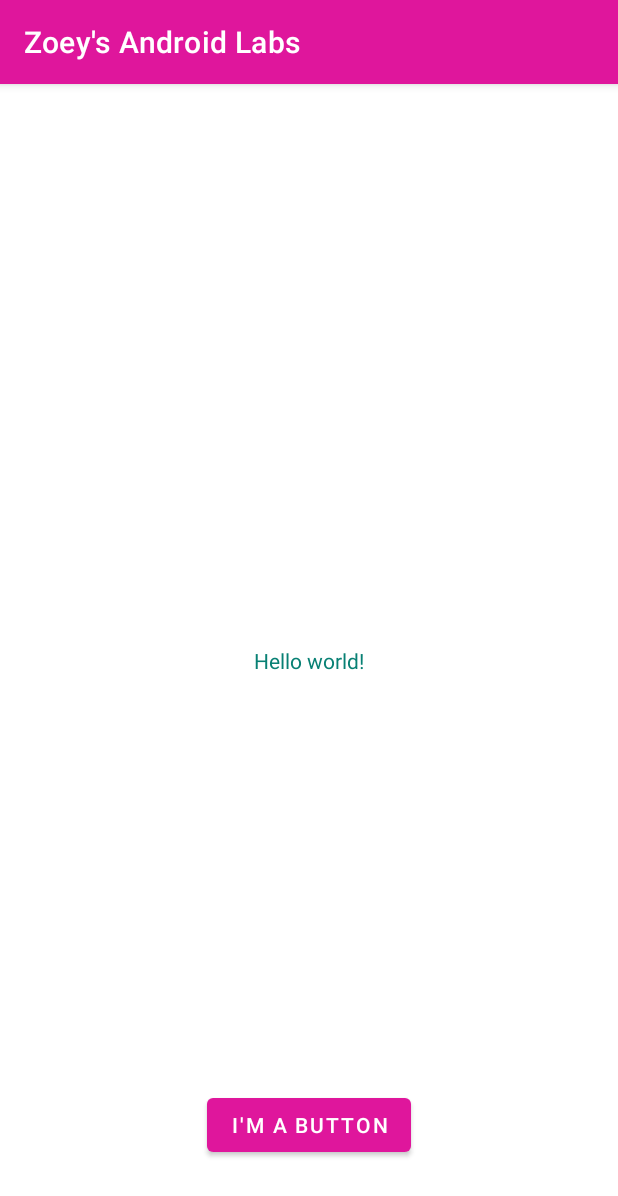
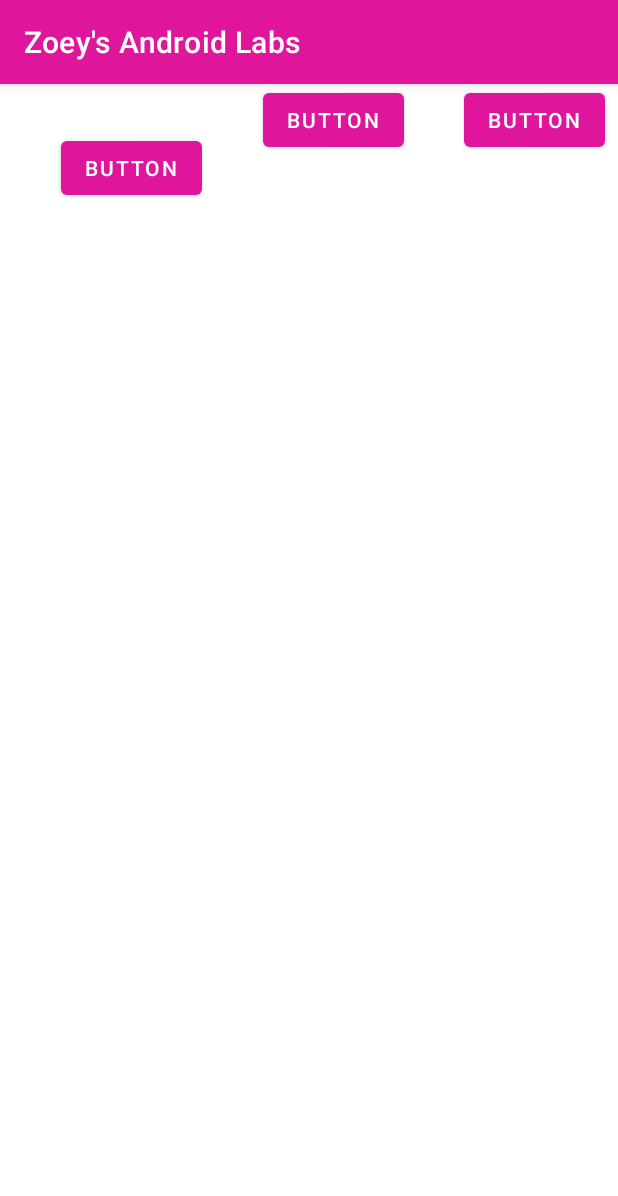
Before and after one commit to Yingyingyyz/YingSAndroidLabs, an Android app: the screen it shows after launch (MainActivity), on a phone screen of 412 x 824 dp. Shown: the top 1196 px of the screen. Run offline under Robolectric (Android 15) with nearby library versions, the phone set to English and light mode, and no system bars.

Commit message:
Finished step 2

```diff
--- a/app/src/main/res/layout/activity_main.xml
+++ b/app/src/main/res/layout/activity_main.xml
@@ -6,24 +6,38 @@
     android:layout_height="match_parent"
     tools:context=".MainActivity">
 
-    <TextView
+
+    <Button
+        android:id="@+id/button"
         android:layout_width="wrap_content"
         android:layout_height="wrap_content"
-        android:text="@string/hello_message"
-        app:layout_constraintBottom_toBottomOf="parent"
-        app:layout_constraintLeft_toLeftOf="parent"
-        app:layout_constraintRight_toRightOf="parent"
+        android:layout_marginStart="32dp"
+        android:layout_marginTop="32dp"
+        android:text="Button"
+        app:layout_constraintEnd_toStartOf="@+id/button2"
+        app:layout_constraintHorizontal_bias="0.5"
+        app:layout_constraintStart_toStartOf="parent"
         app:layout_constraintTop_toTopOf="parent" />
 
     <Button
+        android:id="@+id/button2"
         android:layout_width="wrap_content"
         android:layout_height="wrap_content"
-        android:layout_marginBottom="50dp"
-        android:text="@string/button_message"
-        app:layout_constraintBottom_toBottomOf="parent"
+        android:layout_marginStart="32dp"
+        android:text="Button"
+        app:layout_constraintEnd_toStartOf="@+id/button3"
+        app:layout_constraintHorizontal_bias="0.5"
+        app:layout_constraintStart_toEndOf="@+id/button"
+        tools:layout_editor_absoluteY="34dp" />
+
+    <Button
+        android:id="@+id/button3"
+        android:layout_width="wrap_content"
+        android:layout_height="wrap_content"
+        android:layout_marginStart="32dp"
+        android:text="Button"
         app:layout_constraintEnd_toEndOf="parent"
         app:layout_constraintHorizontal_bias="0.5"
-        app:layout_constraintStart_toStartOf="parent" />
-
-
+        app:layout_constraintStart_toEndOf="@+id/button2"
+        tools:layout_editor_absoluteY="34dp" />
 </androidx.constraintlayout.widget.ConstraintLayout>
```
